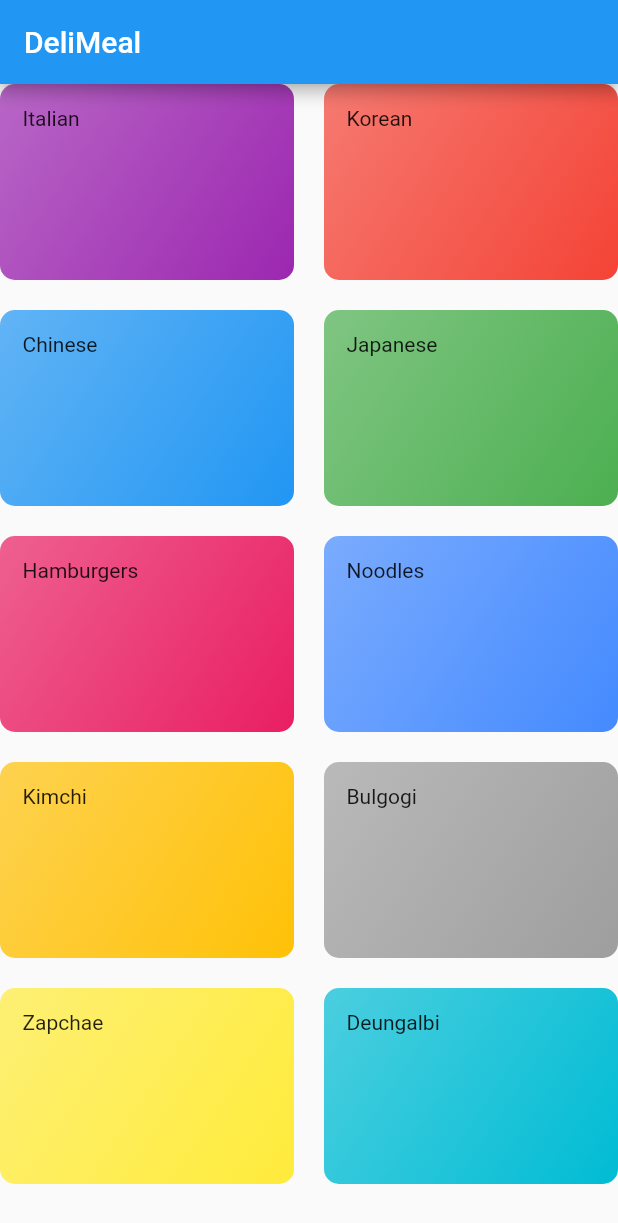
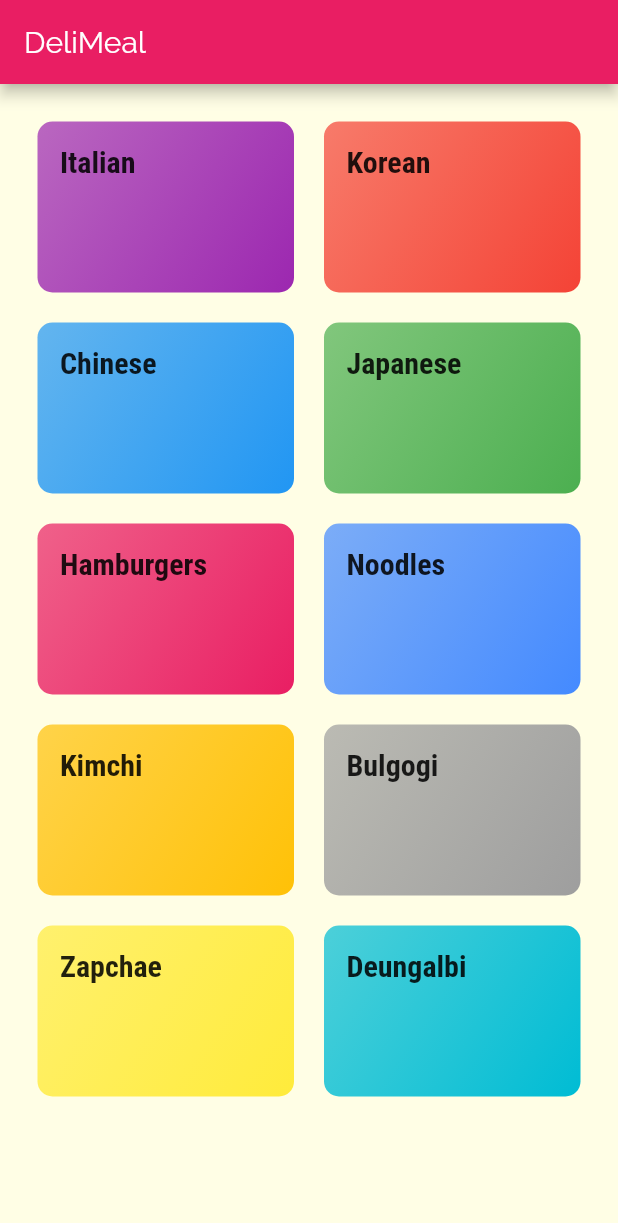
Before and after one commit to SeolJaeHyeok/Flutter_Meals_App, a Flutter app: the screen it shows after launch, on a phone screen of 412 x 824 dp. Shown: the top 1223 px of the screen. Run offline on Flutter 3.47's test engine with Material 2 defaults, Android fonts, the phone set to English and light mode, and no system bars.

Commit message:
폰트 추가 및 메인 스크린 스타일링

```diff
--- a/lib/categories_screen.dart
+++ b/lib/categories_screen.dart
@@ -7,9 +7,10 @@ class CategoriesScreen extends StatelessWidget {
   Widget build(BuildContext context) {
     return Scaffold(
       appBar: AppBar(
-        title: Text("DeliMeal"),
+        title: const Text("DeliMeal"),
       ),
       body: GridView(
+        padding: const EdgeInsets.all(25),
         children: DUMMY_CATEGORIES
             .map((catData) => CategoryItem(catData.title, catData.color))
             .toList(),
--- a/lib/category_Item.dart
+++ b/lib/category_Item.dart
@@ -10,7 +10,7 @@ class CategoryItem extends StatelessWidget {
   Widget build(BuildContext context) {
     return Container(
       padding: EdgeInsets.all(15),
-      child: Text(title),
+      child: Text(title, style: Theme.of(context).textTheme.title,),
       decoration: BoxDecoration(
         gradient: LinearGradient(
           colors: [
--- a/lib/main.dart
+++ b/lib/main.dart
@@ -12,9 +12,22 @@ class MyApp extends StatelessWidget {
     return MaterialApp(
       title: 'Deli meals',
       theme: ThemeData(
-        primarySwatch: Colors.blue,
-        visualDensity: VisualDensity.adaptivePlatformDensity,
-      ),
+          primarySwatch: Colors.pink,
+          accentColor: Colors.amber,
+          canvasColor: Color.fromRGBO(255, 254, 229, 1),
+          fontFamily: 'RaleWay',
+          textTheme: ThemeData.light().textTheme.copyWith(
+              bodyText1: TextStyle(
+                color: Color.fromRGBO(20, 51, 51, 1),
+              ),
+              bodyText2: TextStyle(
+                color: Color.fromRGBO(20, 51, 51, 1),
+              ),
+              headline6: TextStyle(
+                fontFamily: 'RobotoCondensed',
+                fontSize: 20,
+                fontWeight: FontWeight.bold
+              ))),
       home: CategoriesScreen(),
     );
   }
```
Also changed, not shown: pubspec.yaml (+17 -6 lines), assets/fonts/Raleway-Black.ttf (added), assets/fonts/Raleway-Bold.ttf (added), assets/fonts/Raleway-Regular.ttf (added), assets/fonts/RobotoCondensed-Bold.ttf (added), assets/fonts/RobotoCondensed-Italic.ttf (added), assets/fonts/RobotoCondensed-Light.ttf (added), assets/fonts/RobotoCondensed-Regular.ttf (added).
